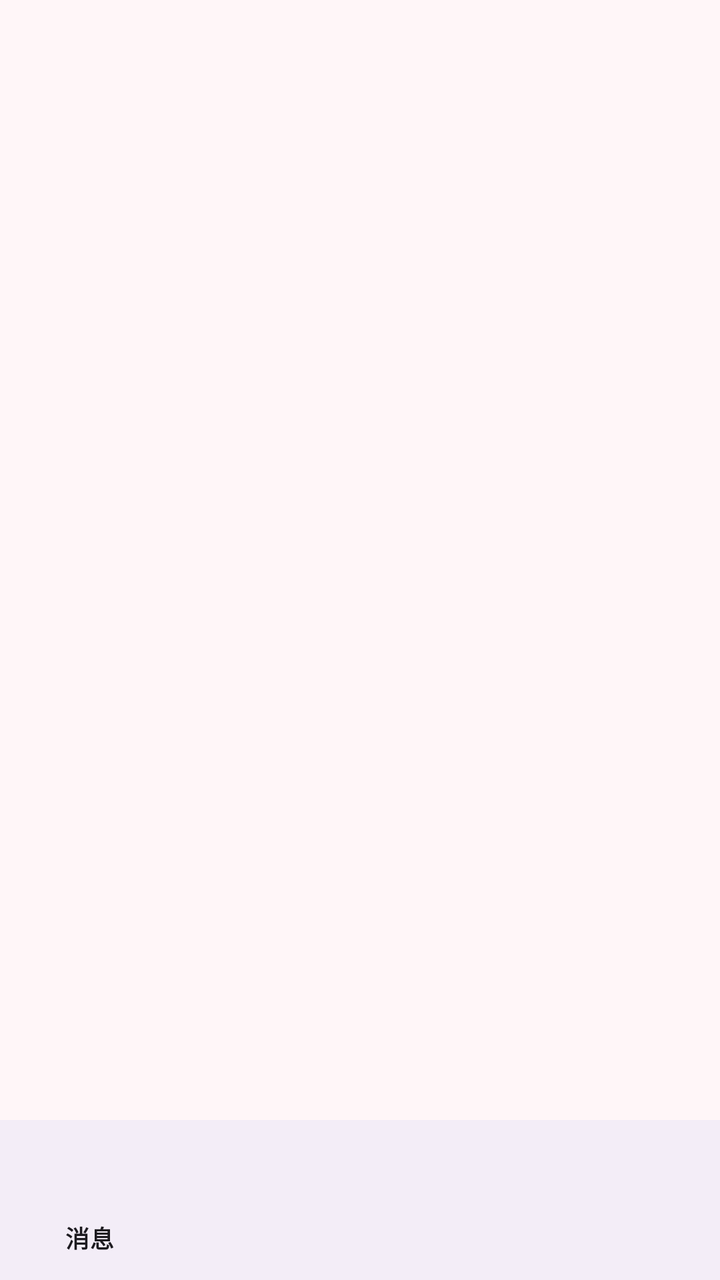
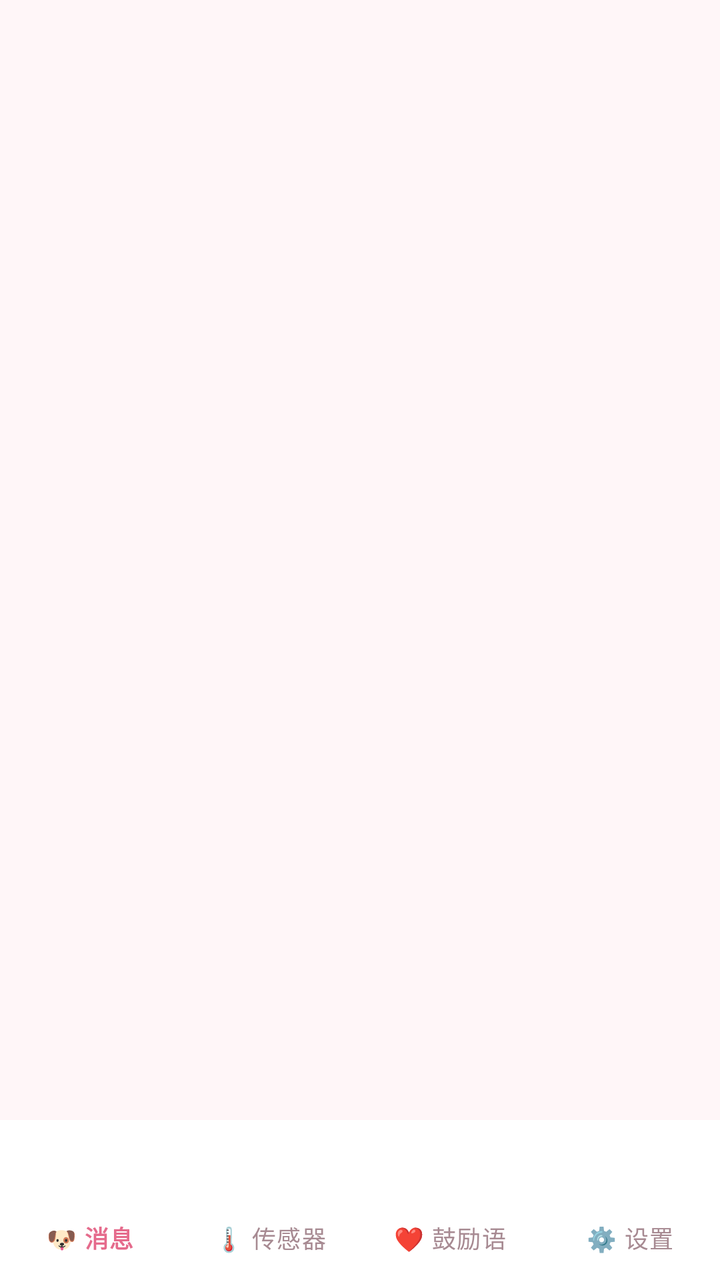

An Android layout rendered at two revisions. The XML below is the earlier revision; the diff shows what the commit changed to produce the second picture.
<!-- AndroidManifest.xml: application theme Theme.JiuJiu -->
<!-- res/layout/activity_main.xml -->
<?xml version="1.0" encoding="utf-8"?>
<LinearLayout xmlns:android="http://schemas.android.com/apk/res/android"
    xmlns:app="http://schemas.android.com/apk/res-auto"
    android:layout_width="match_parent"
    android:layout_height="match_parent"
    android:orientation="vertical">

    <androidx.fragment.app.FragmentContainerView
        android:id="@+id/fragment_container"
        android:layout_width="match_parent"
        android:layout_height="0dp"
        android:layout_weight="1" />

    <com.google.android.material.bottomnavigation.BottomNavigationView
        android:id="@+id/bottom_nav"
        android:layout_width="match_parent"
        android:layout_height="wrap_content"
        app:menu="@menu/bottom_nav" />
</LinearLayout>
<!-- resources referenced by this layout -->
<resources>
  <style name="Theme.JiuJiu" parent="Theme.Material3.DayNight.NoActionBar">
          <item name="colorPrimary">@color/pink_primary</item>
          <item name="colorOnPrimary">@color/white</item>
          <item name="colorPrimaryContainer">@color/pink_light</item>
          <item name="colorOnPrimaryContainer">@color/text_main</item>
          <item name="colorSecondary">@color/pink_dark</item>
          <item name="android:colorBackground">@color/cream_bg</item>
          <item name="colorOnBackground">@color/text_main</item>
          <item name="android:statusBarColor">@color/pink_primary</item>
      </style>
  <color name="pink_primary">#FF8FAB</color>
  <color name="white">#FFFFFF</color>
  <color name="pink_light">#FFD6E0</color>
  <color name="text_main">#4A3038</color>
  <color name="pink_dark">#E56B8C</color>
  <color name="cream_bg">#FFF6F8</color>
</resources>

<!-- the commit's change to res/layout/activity_main.xml (unified diff, before → after) -->
@@ -15,5 +15,9 @@
         android:id="@+id/bottom_nav"
         android:layout_width="match_parent"
         android:layout_height="wrap_content"
+        android:background="@color/white"
+        app:elevation="8dp"
+        app:itemTextColor="@color/bottom_nav_text"
+        app:labelVisibilityMode="labeled"
         app:menu="@menu/bottom_nav" />
 </LinearLayout>
<!-- resource entries referenced after the edit -->
@@ -1,5 +1,6 @@
 <!-- resources referenced by this layout -->
 <resources>
+  <color name="white">#FFFFFF</color>
   <style name="Theme.JiuJiu" parent="Theme.Material3.DayNight.NoActionBar">
           <item name="colorPrimary">@color/pink_primary</item>
           <item name="colorOnPrimary">@color/white</item>
@@ -11,7 +12,6 @@
           <item name="android:statusBarColor">@color/pink_primary</item>
       </style>
   <color name="pink_primary">#FF8FAB</color>
-  <color name="white">#FFFFFF</color>
   <color name="pink_light">#FFD6E0</color>
   <color name="text_main">#4A3038</color>
   <color name="pink_dark">#E56B8C</color>
